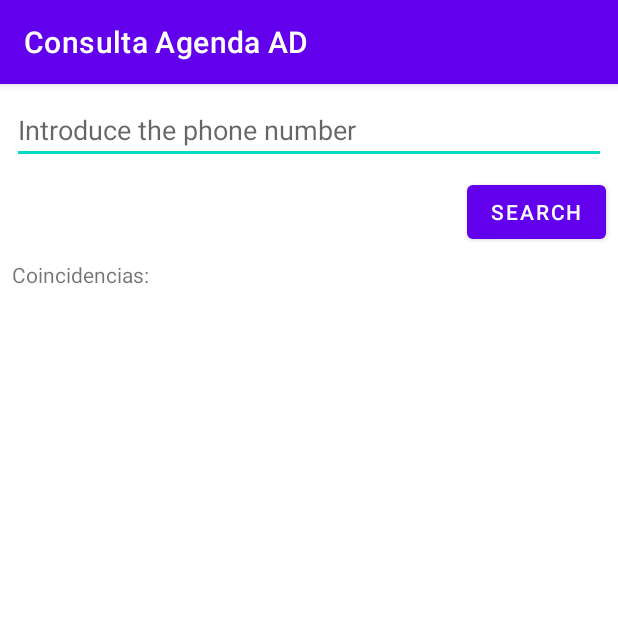
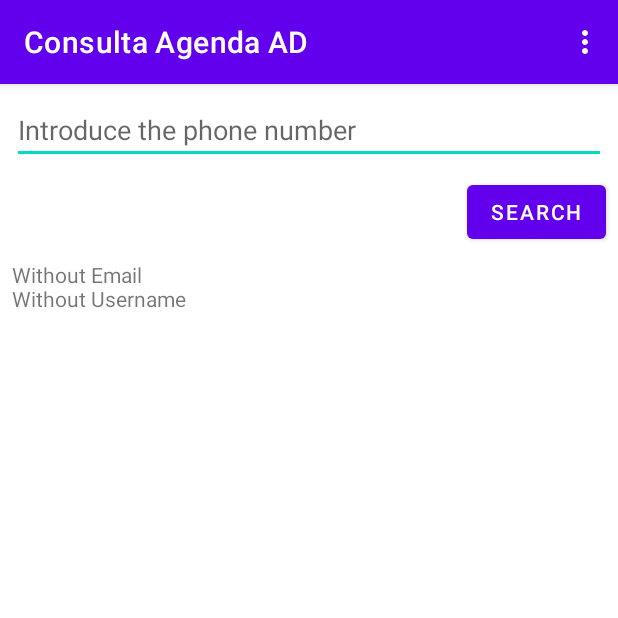
Before and after one commit to dmoreno106/Consulta_Agenda_AD, an Android app: the screen it shows after launch (MainActivity), after a tap on "SEARCH", on a phone screen of 412 x 824 dp, the top half of it. Run offline under Robolectric (Android 15) with nearby library versions, the phone set to English and light mode, and no system bars; 2 statements that could not run were skipped.

Commit message:
añadidas shared preferences

```diff
--- a/app/build.gradle
+++ b/app/build.gradle
@@ -32,6 +32,7 @@ dependencies {
     implementation 'androidx.appcompat:appcompat:1.3.1'
     implementation 'com.google.android.material:material:1.4.0'
     implementation 'androidx.constraintlayout:constraintlayout:2.1.1'
+    implementation 'androidx.preference:preference:1.1.1'
     testImplementation 'junit:junit:4.+'
     androidTestImplementation 'androidx.test.ext:junit:1.1.3'
     androidTestImplementation 'androidx.test.espresso:espresso-core:3.4.0'
--- a/app/src/main/java/org/izv/dmc/consultaagendaad/MainActivity.java
+++ b/app/src/main/java/org/izv/dmc/consultaagendaad/MainActivity.java
@@ -1,12 +1,17 @@
 package org.izv.dmc.consultaagendaad;
+
 import androidx.annotation.NonNull;
 import androidx.annotation.RequiresApi;
 import androidx.appcompat.app.AlertDialog;
 import androidx.appcompat.app.AppCompatActivity;
 import androidx.core.content.ContextCompat;
+import androidx.preference.PreferenceManager;
+
 import android.Manifest;
 import android.content.Context;
 import android.content.DialogInterface;
+import android.content.Intent;
+import android.content.SharedPreferences;
 import android.content.pm.PackageManager;
 import android.database.Cursor;
 import android.net.Uri;
@@ -15,10 +20,14 @@ import android.os.Bundle;
 import android.provider.ContactsContract;
 import android.provider.UserDictionary;
 import android.util.Log;
+import android.view.Menu;
+import android.view.MenuItem;
 import android.view.View;
 import android.widget.Button;
 import android.widget.EditText;
 import android.widget.TextView;
+
+import org.izv.dmc.consultaagendaad.settings.SettingsActivity;
 
 public class MainActivity extends AppCompatActivity {
     private final String TAG="xyzyx";
@@ -36,6 +45,29 @@ public class MainActivity extends AppCompatActivity {
         Log.v(TAG,"onCreate");//verbose
         initialize();
     }
+    @Override
+    public boolean onCreateOptionsMenu(Menu menu) {
+        // Inflate the menu; this adds items to the action bar if it is present.
+        getMenuInflater().inflate(R.menu.menu, menu);
+        return true;
+    }
+
+    @Override
+    public boolean onOptionsItemSelected(MenuItem item) {
+        // Handle action bar item clicks here. The action bar will
+        // automatically handle clicks on the Home/Up button, so long
+        // as you specify a parent activity in AndroidManifest.xml.
+        int id = item.getItemId();
+        //noinspection SimplifiableIfStatement
+        if (id == R.id.ajustes) {
+            ViewSettings();
+            return true;
+        }
+        return super.onOptionsItemSelected(item);
+    }
+
+
+
 
     @Override
     protected void onDestroy() {
@@ -63,6 +95,9 @@ public class MainActivity extends AppCompatActivity {
                 }
                 break;
         }
+        //request code
+        //permissions
+        //grantResults
     }
 
     @Override
@@ -93,6 +128,13 @@ public class MainActivity extends AppCompatActivity {
         btsearch = findViewById(R.id.btSearch);
         etPhone = findViewById(R.id.etPhone);
         tvResult = findViewById(R.id.tvResult);
+
+        SharedPreferences preferenciasActividad=getPreferences(Context.MODE_PRIVATE);
+        String lastSearch=preferenciasActividad.getString(getString(R.string.last_Search),"");
+        if(!lastSearch.isEmpty()){
+            etPhone.setText(lastSearch);
+        }
+
         btsearch.setOnClickListener(new View.OnClickListener() {
             @Override
             public void onClick(View view) {
@@ -109,18 +151,67 @@ public class MainActivity extends AppCompatActivity {
 
     private void search() {
 
-        String[] projection = new String[] {ContactsContract.Data.DISPLAY_NAME, ContactsContract.CommonDataKinds.Phone.NUMBER};
-        String selection=ContactsContract.Data.MIMETYPE+"=?"+" AND "+ContactsContract.CommonDataKinds.Phone.NUMBER +" like ?";
-        String[] arguments =new String[]{ContactsContract.CommonDataKinds.Phone.CONTENT_ITEM_TYPE,etPhone.getText()+"%"};
-        String order= ContactsContract.Data.DISPLAY_NAME + " ASC";
+        tvResult.setText("");
 
-        Cursor cursor2 = getContentResolver().query(ContactsContract.Data.CONTENT_URI, projection, selection, arguments, order);
 
-        tvResult.setText("Coincidencias: \n");
+        String phone=etPhone.getText().toString();
+        phone=searchFormat(phone);
+        SharedPreferences sharedPreferences =PreferenceManager.getDefaultSharedPreferences(this);
+
+        String cleanSearch=phone.replace("%","");
+
+        SharedPreferences prefenciasActividad=getPreferences(Context.MODE_PRIVATE);
+        SharedPreferences.Editor editor=prefenciasActividad.edit();
+        editor.putString(getString(R.string.last_Search),cleanSearch);
+        editor.commit();
+
+
+        SharedPreferences p1=getSharedPreferences("preferenciascompartidas",Context.MODE_PRIVATE);
+        SharedPreferences p2=getPreferences(Context.MODE_PRIVATE);
+        SharedPreferences p3=PreferenceManager.getDefaultSharedPreferences(this);
+        SharedPreferences p4=PreferenceManager.getDefaultSharedPreferences(getApplicationContext());
+
+        SharedPreferences.Editor ed1=p1.edit();
+        SharedPreferences.Editor ed2=p2.edit();
+        SharedPreferences.Editor ed3=p3.edit();
+        SharedPreferences.Editor ed4= p4.edit();
+
+        ed1.putString("ved1","v1");//preferenciascompartidas.xml
+        ed2.putString("ved2","v2");//MainActivity.xml
+        ed3.putString("ved3","v3");//org.izv.dmc.consultaagendaad_preferences
+        ed4.putString("ved4","v4");//org.izv.dmc.consultaagendaad_preferences
+
+
+
+        String email = sharedPreferences.getString("email", getString(R.string.no_email));
+        String username = sharedPreferences.getString("username", getString(R.string.no_username));
+        tvResult.append(email+"\n"+username+"\n\n");
+
+
+
+        Uri uri2=ContactsContract.CommonDataKinds.Phone.CONTENT_URI;
+        Log.v(TAG,uri2.toString());
+
+        String[] projeccion2 = new String[] { ContactsContract.Data.DISPLAY_NAME, ContactsContract.CommonDataKinds.Phone.NUMBER, ContactsContract.CommonDataKinds.Phone.TYPE };
+        String selection2=ContactsContract.Data.MIMETYPE+"=?"+" AND "+ContactsContract.CommonDataKinds.Phone.NUMBER +" like ?";
+        String[] arguments2 =new String[]{ContactsContract.CommonDataKinds.Phone.CONTENT_ITEM_TYPE,phone};
+        String order2 = ContactsContract.Data.DISPLAY_NAME + " ASC";
+
+        Cursor cursor2 = getContentResolver().query(ContactsContract.Data.CONTENT_URI, projeccion2, selection2, arguments2, order2);
+
+        //tvResult.setText("");
         while(cursor2.moveToNext()){
-            tvResult.append("Nombre: "+cursor2.getString(0)+" Número: "+cursor2.getString(1)+"\n");
+            tvResult.append("Nombre: " + cursor2.getString(0) + " Número: " + cursor2.getString(1)+"\n");
         }
         cursor2.close();
+    }
+
+    private String searchFormat(String phone) {
+        String newString="";
+        for (char ch: phone.toCharArray()){
+            newString+=ch+"%";
+        }
+        return newString;
     }
 
     private void searchIfPermitted() {
@@ -168,4 +259,18 @@ public class MainActivity extends AppCompatActivity {
 
 
     }
+    private void ViewSettings() {
+        //intent -> intención
+        //intenciones explicitas o implicitas
+        //explicita:definir que quiero ir desde el contexto actual a un contexto que se crea con la clase SettingsActivity
+
+        Intent intent =new Intent(this, SettingsActivity.class);
+        startActivity(intent);
     }
+}
+
+//ContentProvider Proveedor de contenidos
+//ContentResolver Consultor de contenidos
+//Queries the user dictionary and returns results
+//url:https:ieszaidinvergeles.org/carpeta/carpeta2/pagina.html?dato=1
+//uri:protocolo://direccion/rutar/recurso
--- /dev/null
+++ b/app/src/main/res/menu/menu.xml
@@ -0,0 +1,13 @@
+<?xml version="1.0" encoding="utf-8"?>
+<menu xmlns:android="http://schemas.android.com/apk/res/android"
+    xmlns:app="http://schemas.android.com/apk/res-auto"
+    xmlns:tools="http://schemas.android.com/tools"
+    tools:context="org.izv.dmc.ConsultaAgendaAD.MainActivity">
+
+    <item
+        android:id="@+id/ajustes"
+        android:orderInCategory="100"
+        android:title="@string/action_settings"
+        app:showAsAction="never" />
+
+</menu>
--- a/app/src/main/res/values/strings.xml
+++ b/app/src/main/res/values/strings.xml
@@ -5,5 +5,18 @@
     <string name="ok">ok</string>
     <string name="cancel">cancel</string>
     <string name="title">Read Contacts Permission Required</string>
-    <string name="message">Rationale explanation....</string>
+    <string name="message">In order to read the contacts from the device permission to access contacts is needed</string>
+    <string name="title_activity_settings">SettingsActivity</string>
+    <string name="action_settings">Settings</string>
+    <string name="no_email">Without Email</string>
+    <string name="no_username">Without Username</string>
+    <string name="last_Search">lastSearch</string>
+    <!-- Preference Titles -->
+    <string name="messages_header">Your Account</string>
+
+    <!-- Messages Preferences -->
+    <string name="signature_title">Your email</string>
+    <string name="reply_title">Default reply action</string>
+
+    <string name="signature_title2">Your UserName</string>
 </resources>
```
Also changed, not shown: app/src/main/AndroidManifest.xml (+8 -1 lines), app/src/main/java/org/izv/dmc/consultaagendaad/settings/SettingsActivity.java (added, +34 -0 lines), app/src/main/res/layout/activity_settings.xml (added, +9 -0 lines), app/src/main/res/values/arrays.xml (added, +12 -0 lines), app/src/main/res/xml/root_preferences.xml (added, +20 -0 lines), gradle/wrapper/gradle-wrapper.properties (added), 2 other files. Lines whose indentation alone changed are shown as unchanged.
